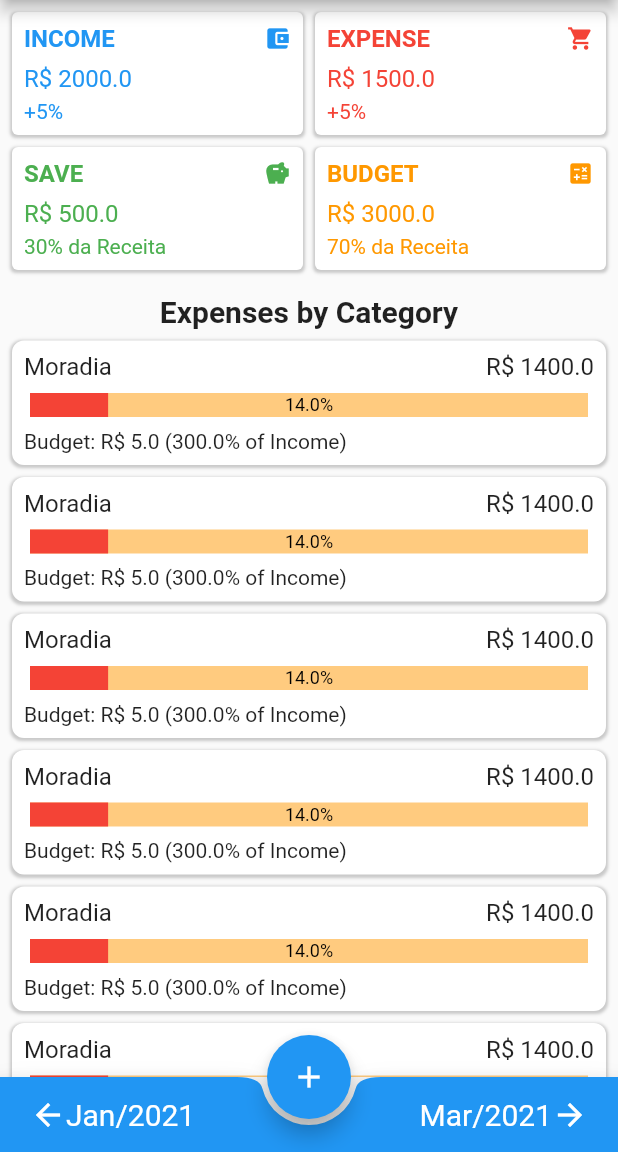
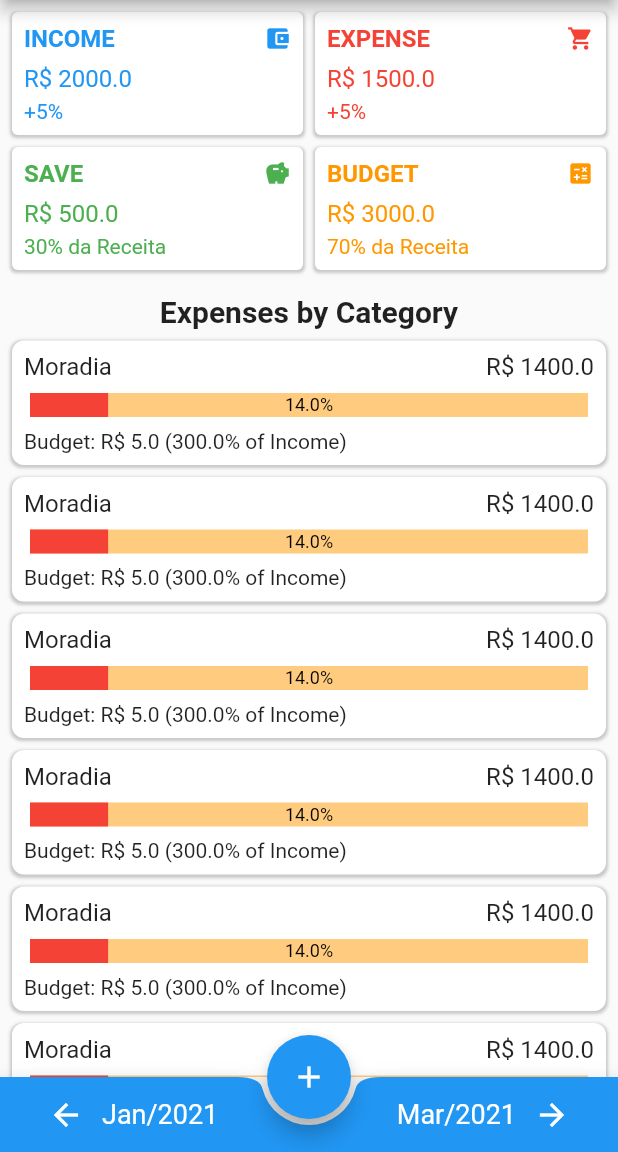
Before and after one commit to hebertjulio/mesames, a Flutter app: the screen it shows after launch, on a phone screen of 412 x 824 dp, the part 84-1236 px from its top. Run offline on Flutter 3.47's test engine with Material 2 defaults, Android fonts, the phone set to English and light mode, and no system bars; drawn by our look-alikes of percent_indicator.

Commit message:
add IconButton

```diff
--- a/lib/components/bottom_navigator.dart
+++ b/lib/components/bottom_navigator.dart
@@ -12,14 +12,17 @@ class MonthlyBottomNavigator extends StatelessWidget {
           children: <Widget>[
             Row(
               children: [
-                Icon(
-                  Icons.arrow_back,
-                  color: Colors.white,
+                IconButton(
+                  icon: Icon(
+                    Icons.arrow_back,
+                    color: Colors.white,
+                  ),
+                  onPressed: () {},
                 ),
                 Text(
                   'Jan/2021',
                   style: TextStyle(
-                    fontSize: 20,
+                    fontSize: 18,
                     color: Colors.white,
                   ),
                 ),
@@ -31,13 +34,16 @@ class MonthlyBottomNavigator extends StatelessWidget {
                 Text(
                   'Mar/2021',
                   style: TextStyle(
-                    fontSize: 20,
+                    fontSize: 18,
                     color: Colors.white,
                   ),
                 ),
-                Icon(
-                  Icons.arrow_forward,
-                  color: Colors.white,
+                IconButton(
+                  icon: Icon(
+                    Icons.arrow_forward,
+                    color: Colors.white,
+                  ),
+                  onPressed: () {},
                 ),
               ],
             ),
```
